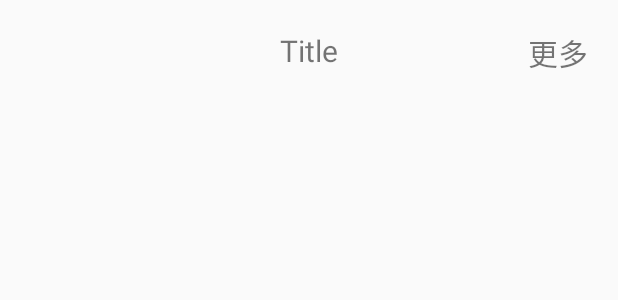
After one commit to UCodeUStory/CustomDialog, an Android app: the layout activity_popwindow.xml on its own in the app's theme, with its tools: preview values and no code run, on a phone screen of 412 x 824 dp. The commit adds this screen. Shown: the top 300 px of the screen. Run offline under Robolectric (Android 15) with nearby library versions, the light colour scheme and no system bars.

Commit message:
添加顶部弹出popwindow
添加顶部弹出popwindow

```diff
--- a/app/src/main/AndroidManifest.xml
+++ b/app/src/main/AndroidManifest.xml
@@ -8,7 +8,7 @@
         android:label="@string/app_name"
         android:supportsRtl="true"
         android:theme="@style/AppTheme">
-        <activity android:name=".MainActivity">
+        <activity android:name=".activity.MenuDailogActivity">
 
         </activity>
         <activity android:name=".MainListActivity">
@@ -19,6 +19,7 @@
             </intent-filter>
 
         </activity>
+        <activity android:theme="@style/Theme.AppCompat.NoActionBar" android:name=".activity.PopWindowActivity"/>
     </application>
 
 </manifest>
--- a/app/src/main/java/com/example/qiyue/customdialog/UgcAnimations.java
+++ b/app/src/main/java/com/example/qiyue/customdialog/ui/UgcAnimations.java
@@ -1,4 +1,4 @@
-package com.example.qiyue.customdialog;
+package com.example.qiyue.customdialog.ui;
 
 import android.content.Context;
 import android.util.Log;
--- a/app/src/main/res/layout/activity_main.xml
+++ b/app/src/main/res/layout/activity_main.xml
@@ -5,7 +5,7 @@
     android:layout_width="match_parent"
     android:layout_height="match_parent"
     android:background="@drawable/motuo"
-    tools:context="com.example.qiyue.customdialog.MainActivity">
+    tools:context=".activity.MainActivity">
 
     <LinearLayout
         android:layout_width="match_parent"
--- a/app/src/main/res/layout/activity_main_list.xml
+++ b/app/src/main/res/layout/activity_main_list.xml
@@ -19,7 +19,7 @@
             android:layout_height="wrap_content"
             android:textSize="30px"
             android:textColor="#0777b7"
-            android:text="全屏Dialog菜单2"/>
+            android:text="PopWindow"/>
         <Button
             android:layout_width="wrap_content"
             android:layout_height="wrap_content"
--- /dev/null
+++ b/app/src/main/res/layout/activity_popwindow.xml
@@ -0,0 +1,33 @@
+<?xml version="1.0" encoding="utf-8"?>
+<RelativeLayout
+    xmlns:android="http://schemas.android.com/apk/res/android"
+    xmlns:tools="http://schemas.android.com/tools"
+    android:layout_width="match_parent"
+    android:layout_height="match_parent"
+
+    tools:context=".activity.PopWindowActivity">
+
+    <LinearLayout android:layout_width="match_parent"
+                  android:layout_height="match_parent"
+                  android:orientation="vertical">
+        <FrameLayout android:layout_width="match_parent"
+                     android:layout_height="wrap_content">
+            <TextView android:layout_width="match_parent"
+                      android:layout_height="wrap_content"
+                      android:text="Title"
+                      android:textSize="30px"
+                      android:gravity="center"
+                      android:paddingTop="20dp"
+                      android:paddingBottom="20dp"
+            />
+            <TextView android:layout_width="wrap_content"
+                      android:text="更多"
+                      android:textSize="30px"
+                      android:id="@+id/tv_more"
+                      android:padding="20dp"
+                      android:layout_gravity="right"
+                      android:layout_height="wrap_content"/>
+        </FrameLayout>
+
+    </LinearLayout>
+</RelativeLayout>
--- a/app/src/main/res/values/styles.xml
+++ b/app/src/main/res/values/styles.xml
@@ -22,4 +22,9 @@
     <style name="alphaAnim">
         <item name="android:windowEnterAnimation">@anim/dialog_enter_1</item>
     </style>
+
+    <style name="PopupAnimation" parent="android:Animation">
+        <item name="android:windowEnterAnimation">@anim/menu_up</item>
+        <item name="android:windowExitAnimation">@anim/menu_exit</item>
+    </style>
 </resources>
```
Also changed, not shown: app/src/main/java/com/example/qiyue/customdialog/MainListActivity.java (+6 -4 lines), app/src/main/java/com/example/qiyue/customdialog/activity/MenuDailogActivity.java (renamed from app/src/main/java/com/example/qiyue/customdialog/MainActivity.java, +6 -4 lines), app/src/main/java/com/example/qiyue/customdialog/activity/PopWindowActivity.java (added, +60 -0 lines), app/src/main/res/anim/menu_exit.xml (added, +8 -0 lines), app/src/main/res/anim/menu_up.xml (added, +8 -0 lines), app/src/main/res/layout/popwindow_layout.xml (added, +42 -0 lines), app/src/main/res/drawable/jia.png, app/src/main/res/drawable/jia2.png, app/src/main/res/drawable/qiandao.png (added), app/src/main/res/drawable/shipin.png (added), app/src/main/res/drawable/shuoshuo.png (added), app/src/main/res/drawable/zhaopian.png (added).
